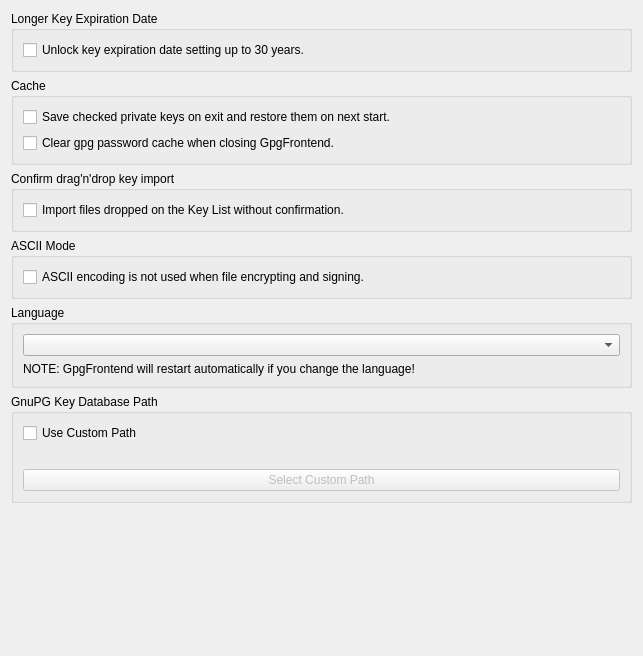
First picture: the form in ui/GeneralSettings.ui, repository saturneric/GpgFrontend, before the edit.
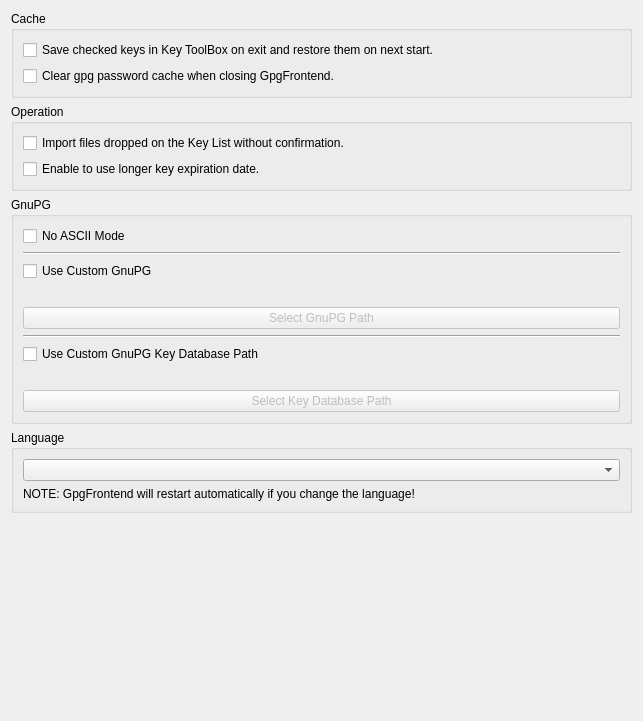
Second picture: the form after the edit.

Commit message: freat: allow to change gnupg install path

```diff
--- a/ui/GeneralSettings.ui
+++ b/ui/GeneralSettings.ui
@@ -7,7 +7,7 @@
     <x>0</x>
     <y>0</y>
     <width>643</width>
-    <height>656</height>
+    <height>721</height>
    </rect>
   </property>
   <property name="windowTitle">
@@ -16,26 +16,6 @@
   <layout class="QGridLayout" name="gridLayout">
    <item row="0" column="0">
     <layout class="QVBoxLayout" name="verticalLayout">
-     <item>
-      <widget class="QGroupBox" name="longerKeyExpirationDateBox">
-       <property name="title">
-        <string>Longer Key Expiration Date</string>
-       </property>
-       <layout class="QGridLayout" name="gridLayout_2">
-        <item row="0" column="0">
-         <layout class="QVBoxLayout" name="verticalLayout_2">
-          <item>
-           <widget class="QCheckBox" name="longerKeyExpirationDateCheckBox">
-            <property name="text">
-             <string>Unlock key expiration date setting up to 30 years.</string>
-            </property>
-           </widget>
-          </item>
-         </layout>
-        </item>
-       </layout>
-      </widget>
-     </item>
      <item>
       <widget class="QGroupBox" name="cacheBox">
        <property name="title">
@@ -47,7 +27,7 @@
           <item>
            <widget class="QCheckBox" name="saveCheckedKeysCheckBox">
             <property name="text">
-             <string>Save checked private keys on exit and restore them on next start.</string>
+             <string>Save checked keys in Key ToolBox on exit and restore them on next start.</string>
             </property>
            </widget>
           </item>
@@ -66,7 +46,7 @@
      <item>
       <widget class="QGroupBox" name="importConfirmationBox">
        <property name="title">
-        <string>Confirm drag'n'drop key import</string>
+        <string>Operation</string>
        </property>
        <layout class="QGridLayout" name="gridLayout_4">
         <item row="0" column="0">
@@ -78,23 +58,95 @@
             </property>
            </widget>
           </item>
+          <item>
+           <widget class="QCheckBox" name="longerKeyExpirationDateCheckBox">
+            <property name="text">
+             <string>Enable to use longer key expiration date.</string>
+            </property>
+           </widget>
+          </item>
          </layout>
         </item>
        </layout>
       </widget>
      </item>
      <item>
-      <widget class="QGroupBox" name="asciiModeBox">
+      <widget class="QGroupBox" name="gnupgDatabaseBox">
        <property name="title">
-        <string>ASCII Mode</string>
+        <string>GnuPG</string>
        </property>
-       <layout class="QGridLayout" name="gridLayout_6">
+       <layout class="QGridLayout" name="gridLayout_7">
         <item row="0" column="0">
-         <layout class="QVBoxLayout" name="verticalLayout_6">
+         <layout class="QVBoxLayout" name="verticalLayout_7">
           <item>
            <widget class="QCheckBox" name="asciiModeCheckBox">
             <property name="text">
-             <string>ASCII encoding is not used when file encrypting and signing.</string>
+             <string>No ASCII Mode</string>
+            </property>
+           </widget>
+          </item>
+          <item>
+           <widget class="Line" name="line_2">
+            <property name="orientation">
+             <enum>Qt::Horizontal</enum>
+            </property>
+           </widget>
+          </item>
+          <item>
+           <widget class="QCheckBox" name="useCustomGnuPGInstallPathCheckBox">
+            <property name="text">
+             <string>Use Custom GnuPG</string>
+            </property>
+           </widget>
+          </item>
+          <item>
+           <widget class="QLabel" name="currentCustomGnuPGInstallPathLabel">
+            <property name="text">
+             <string/>
+            </property>
+           </widget>
+          </item>
+          <item>
+           <widget class="QPushButton" name="useCustomGnuPGInstallPathButton">
+            <property name="enabled">
+             <bool>false</bool>
+            </property>
+            <property name="text">
+             <string>Select GnuPG Path</string>
+            </property>
+           </widget>
+          </item>
+          <item>
+           <widget class="Line" name="line">
+            <property name="orientation">
+             <enum>Qt::Horizontal</enum>
+            </property>
+           </widget>
+          </item>
+          <item>
+           <widget class="QCheckBox" name="keyDatabseUseCustomCheckBox">
+            <property name="text">
+             <string>Use Custom GnuPG Key Database Path</string>
+            </property>
+           </widget>
+          </item>
+          <item>
+           <widget class="QLabel" name="currentKeyDatabasePathLabel">
+            <property name="enabled">
+             <bool>false</bool>
+            </property>
+            <property name="text">
+             <string/>
+            </property>
+           </widget>
+          </item>
+          <item>
+           <widget class="QPushButton" name="customKeyDatabasePathSelectButton">
+            <property name="enabled">
+             <bool>false</bool>
+            </property>
+            <property name="text">
+             <string>Select Key Database Path</string>
             </property>
            </widget>
           </item>
@@ -130,46 +182,6 @@
        </layout>
       </widget>
      </item>
-     <item>
-      <widget class="QGroupBox" name="gnupgDatabaseBox">
-       <property name="title">
-        <string>GnuPG Key Database Path</string>
-       </property>
-       <layout class="QGridLayout" name="gridLayout_7">
-        <item row="0" column="0">
-         <layout class="QVBoxLayout" name="verticalLayout_7">
-          <item>
-           <widget class="QCheckBox" name="keyDatabseUseCustomCheckBox">
-            <property name="text">
-             <string>Use Custom Path</string>
-            </property>
-           </widget>
-          </item>
-          <item>
-           <widget class="QLabel" name="currentKeyDatabasePathLabel">
-            <property name="enabled">
-             <bool>false</bool>
-            </property>
-            <property name="text">
-             <string/>
-            </property>
-           </widget>
-          </item>
-          <item>
-           <widget class="QPushButton" name="customKeyDatabasePathSelectButton">
-            <property name="enabled">
-             <bool>false</bool>
-            </property>
-            <property name="text">
-             <string>Select Custom Path</string>
-            </property>
-           </widget>
-          </item>
-         </layout>
-        </item>
-       </layout>
-      </widget>
-     </item>
      <item>
       <spacer name="verticalSpacer">
        <property name="orientation">
```
The commit also changes 5 other files.
